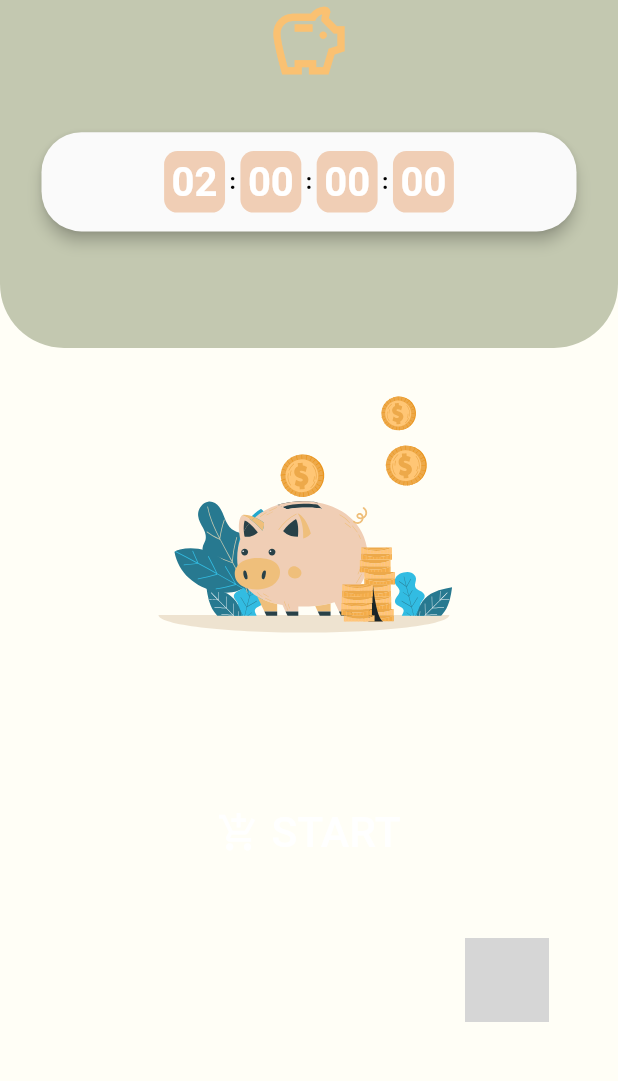
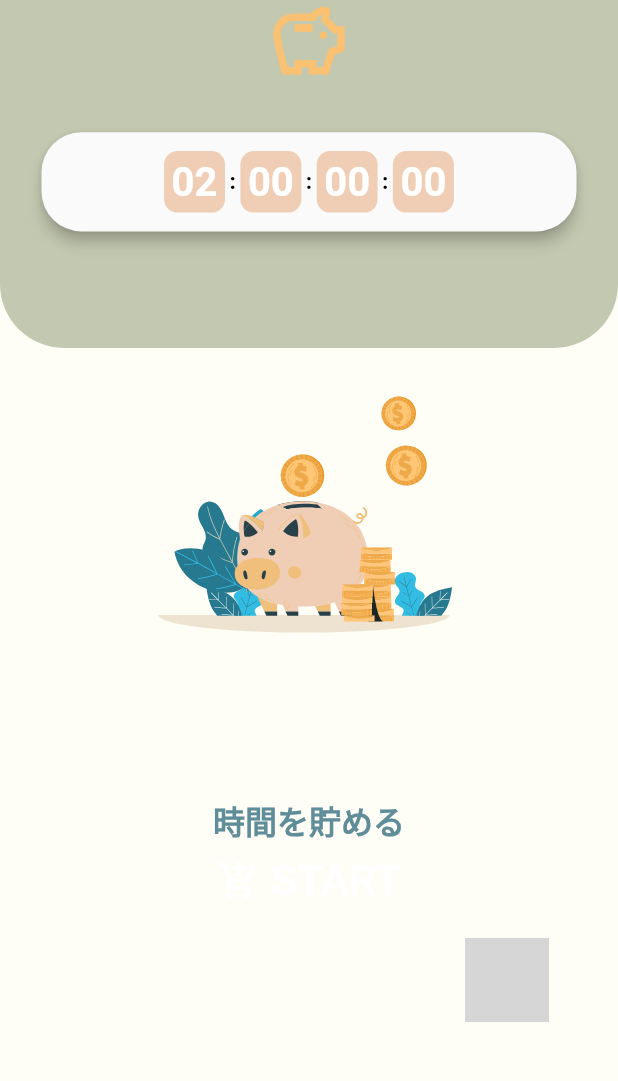
Before and after one commit to Nori0219/TIME-BANK, a Flutter app: the screen it shows after launch, on a phone screen of 412 x 824 dp, the part 115-1196 px from its top. Run offline on Flutter 3.47's test engine with Material 2 defaults, Android fonts, the phone set to English and light mode, and no system bars; our stand-ins replace circular_countdown_timer, flutter_screenutil, lottie, slide_countdown; missing offline and left inert: animated_button, floating_action_bubble, neon_circular_timer; grey boxes are pictures that could not be loaded.

Commit message:
ページ切り替えを最適化

```diff
--- a/lib/Pages/fluatingActionBubble.dart
+++ b/lib/Pages/fluatingActionBubble.dart
@@ -48,6 +48,7 @@ class _FloatingActionBubbleWidgetState extends State<FloatingActionBubbleWidget>
             titleStyle:TextStyle(fontSize: 16.sp , color: Colors.white),
             onPress: () {
               _animationController.reverse();
+              stateDate.checkSetting();
             },
           ),
           // Floating action menu item
@@ -59,6 +60,7 @@ class _FloatingActionBubbleWidgetState extends State<FloatingActionBubbleWidget>
             titleStyle:TextStyle(fontSize: 16.sp , color: Colors.white),
             onPress: () {
               _animationController.reverse();
+              print('使い方紹介ページへの遷移処理');
             },
           ),
           // Floating action menu item
--- a/lib/Pages/homePage.dart
+++ b/lib/Pages/homePage.dart
@@ -55,11 +55,22 @@ class _HomePageState extends State<HomePage> {
             // transitionBuilder: (Widget child, Animation<double> animation) {
             //   return ScaleTransition(scale: animation, child: child);
             // },
-            child: stateDate.isSavingTime && !stateDate.isSpendTime ?
-            SavingTimeWidget(height: _height, width: _width)
-            :SpendingTimeWidget(controller: controller, isReverse: isReverse, stateDate: stateDate),
-          )
+           // child:stateDate.PageList[stateDate.currentPageIndex],
 
+            // child:
+            // stateDate.isSavingTime && !stateDate.isSpendTime ?
+            // SavingTimeWidget(height: _height, width: _width)
+            // :SpendingTimeWidget(controller: controller, isReverse: isReverse, stateDate: stateDate),
+            child: ((){//即時関数を使えばif文が使える。ただしwidgetを返すにはreturnが必要
+              if (stateDate.currentPageIndex == 0) {
+                return SavingTimeWidget(height: _height, width: _width);
+              } else if(stateDate.currentPageIndex == 1){
+                return SpendingTimeWidget(controller: controller, isReverse: isReverse, stateDate: stateDate);
+              } else{
+                return SavingTimeWidget(height: _height, width: _width);
+              }
+            })(),
+          ),
         ],
       ),
       //loatingActionButtonLocation: FloatingActionButtonLocation.centerFloat,
@@ -259,6 +270,13 @@ class SavingTimeWidget extends StatelessWidget {
       children: [
         LottieAnimation(),
         SizedBox(height: _height/16,),
+        Text('時間を貯める',
+        style: TextStyle(
+                  fontSize: 24.sp,
+                  color: Color(0xff5f8d9a),
+                  fontWeight: FontWeight.bold,
+                ),
+        ),
         AnimatedButton(
           height: 80.h,
           width: 220.w,
--- a/lib/provider/providers.dart
+++ b/lib/provider/providers.dart
@@ -1,32 +1,42 @@
 import 'dart:math';
 
 import 'package:flutter/material.dart';
+import 'package:timeclock/Pages/homePage.dart';
 
 class TimerProvider extends ChangeNotifier{
-  bool isSavingTime = true;
-  bool isSpendTime = false;
-  bool isSetting = false;
   bool isStartSepedingTimer = false;
+  int currentPageIndex = 0;
+
+  // List <Widget>PageList = [
+  //   SavingTimeWidget(height: height, width: width),
+  //   SpendingTimeWidget(controller: controller, isReverse: isReverse, stateDate: stateDate),
+  // ];
+  // void selectMode(){
+  //   if () {
+
+  //   }
+  // }
 
   void checkSaving() {
-    isSavingTime =! isSavingTime;
-    print('isSavingTime :$isSavingTime');
+    currentPageIndex = 0;
+    print('時間を貯める');
     notifyListeners();
   }
 
   void checkSpending() {
-    isSpendTime =! isSpendTime;
-    print('isSpendTime :$isSpendTime');
+    currentPageIndex = 1;
+    print('時間を使う');
     notifyListeners();
   }
 
   void checkSetting() {
-    isSetting =! isSetting;
+    currentPageIndex = 2;
+    print('設定');
     notifyListeners();
   }
 
   void setSpendingTimer() {
-    isStartSepedingTimer =! isStartSepedingTimer;
+    print('タイマースタート');
     notifyListeners();
   }
 
```
